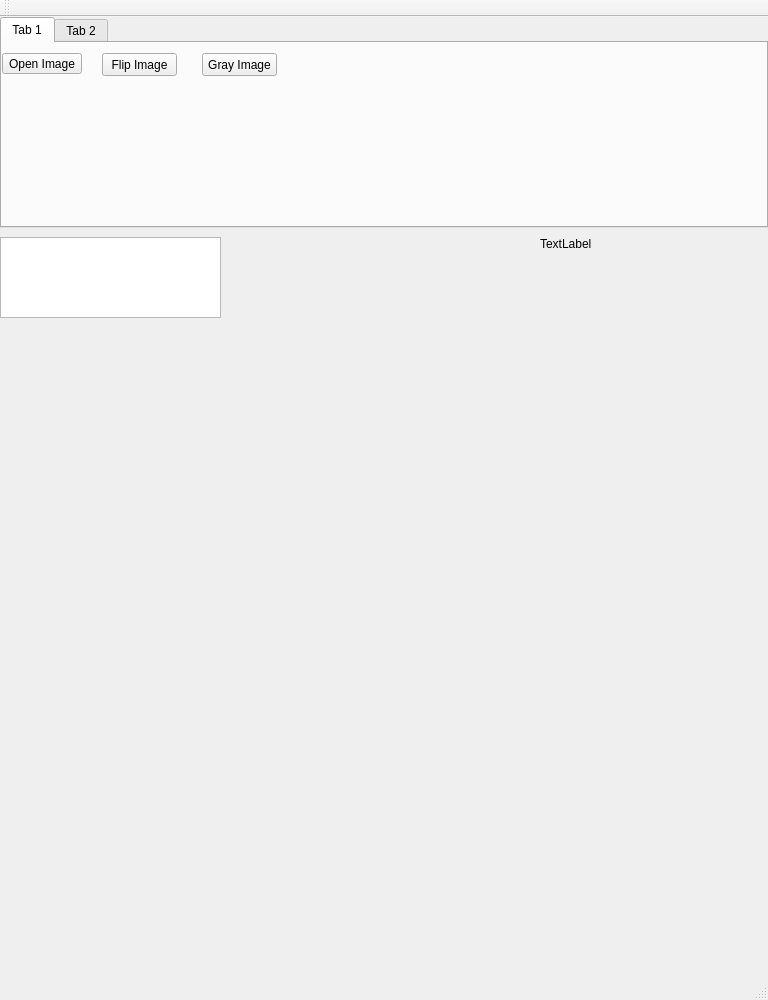
Old version of the form mainwindow.ui in the repository Evegen55/opencv_widget.
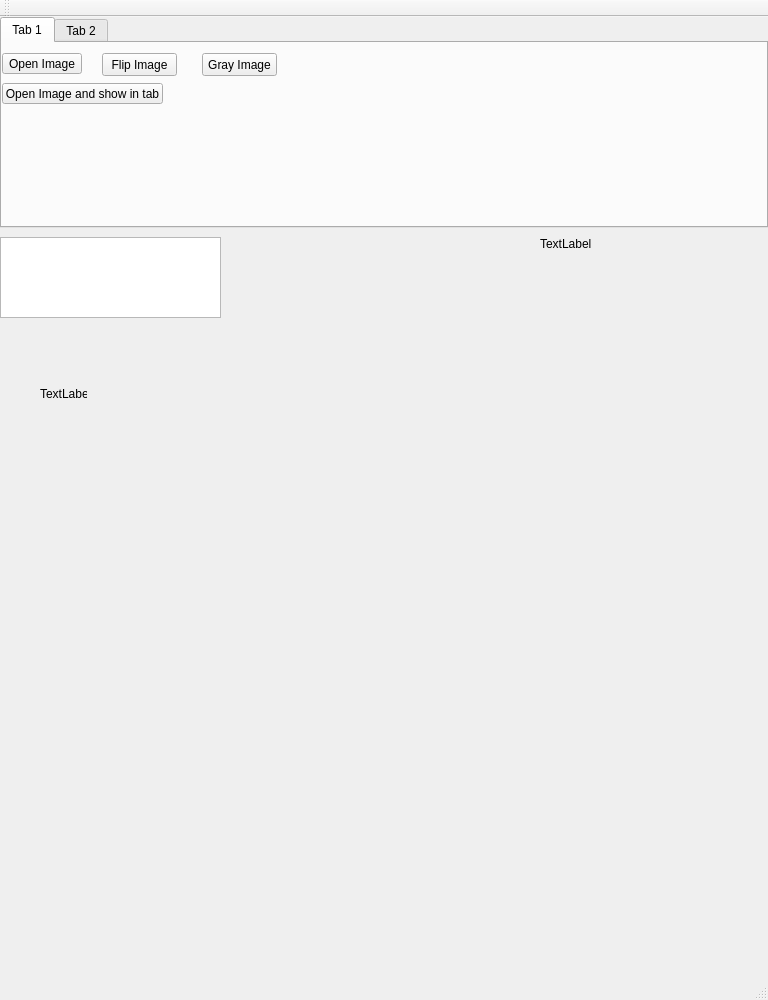
New version of the form.

Commit message: now image can be opened to a tab

```diff
--- a/mainwindow.ui
+++ b/mainwindow.ui
@@ -95,6 +95,19 @@
        <string>Open Image</string>
       </property>
      </widget>
+     <widget class="QPushButton" name="btn_image_to_tab">
+      <property name="geometry">
+       <rect>
+        <x>0</x>
+        <y>40</y>
+        <width>161</width>
+        <height>21</height>
+       </rect>
+      </property>
+      <property name="text">
+       <string>Open Image and show in tab</string>
+      </property>
+     </widget>
     </widget>
     <widget class="QWidget" name="tab_2">
      <attribute name="title">
@@ -128,6 +141,19 @@
      </widget>
     </widget>
    </widget>
+   <widget class="QLabel" name="label_for_image">
+    <property name="geometry">
+     <rect>
+      <x>40</x>
+      <y>370</y>
+      <width>47</width>
+      <height>13</height>
+     </rect>
+    </property>
+    <property name="text">
+     <string>TextLabel</string>
+    </property>
+   </widget>
   </widget>
   <widget class="QMenuBar" name="menuBar">
    <property name="geometry">
```
The commit also changes 2 other files.
